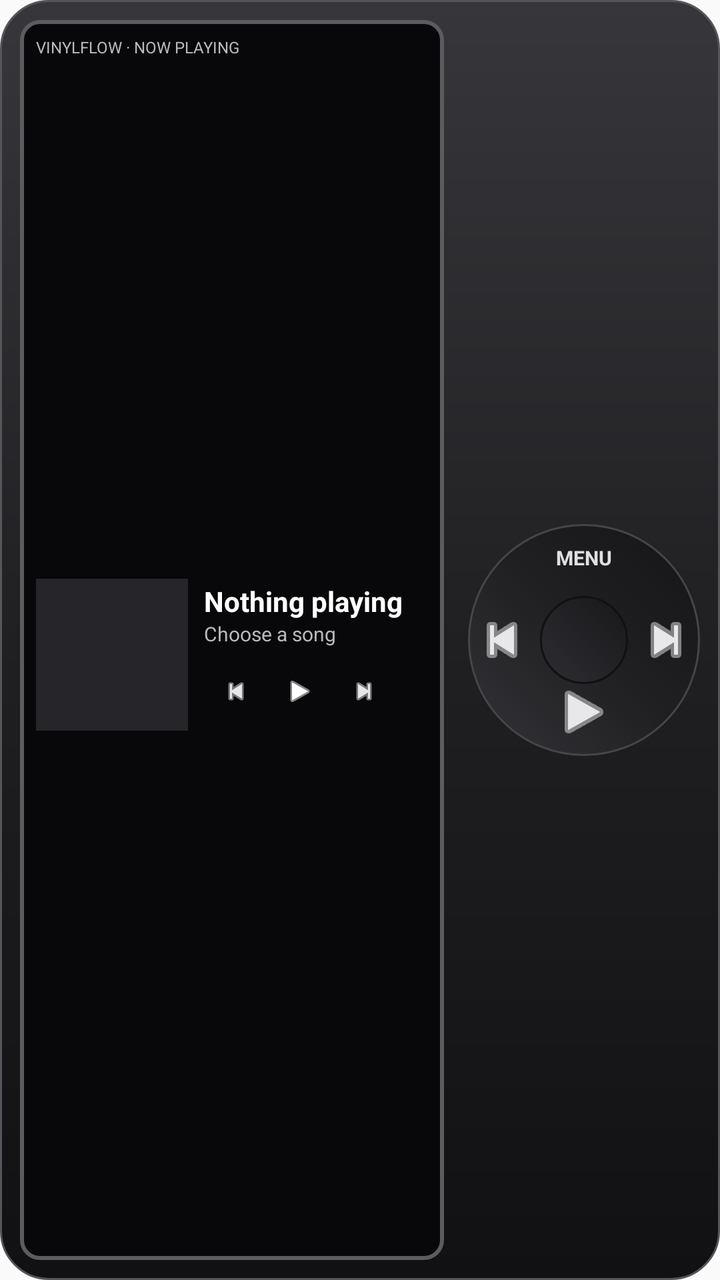
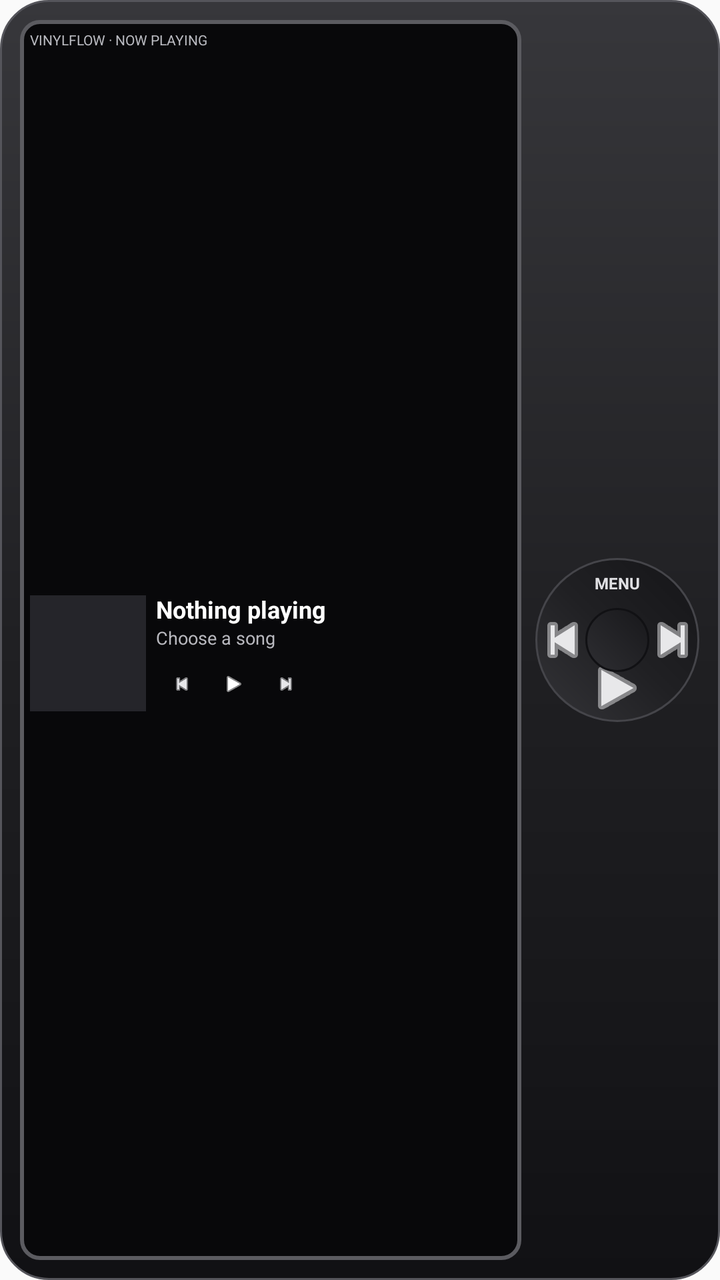

Before-and-after screenshots of an Android layout around one commit, followed by the original layout XML and the change that was made.
<!-- AndroidManifest.xml: application theme Theme.VinylFlow -->
<!-- res/layout/widget_vinyl_ipod.xml -->
<?xml version="1.0" encoding="utf-8"?>
<FrameLayout xmlns:android="http://schemas.android.com/apk/res/android"
    android:id="@+id/widget_root" android:layout_width="match_parent" android:layout_height="match_parent"
    android:background="@drawable/widget_ipod_body" android:padding="10dp">
    <LinearLayout android:layout_width="match_parent" android:layout_height="match_parent" android:orientation="horizontal" android:gravity="center_vertical">
        <LinearLayout android:layout_width="0dp" android:layout_height="match_parent" android:layout_weight="1.45" android:background="@drawable/widget_ipod_screen" android:padding="8dp" android:orientation="vertical">
            <TextView android:id="@+id/widget_source" android:layout_width="match_parent" android:layout_height="wrap_content" android:text="VINYLFLOW · NOW PLAYING" android:textColor="#FFB9BAC0" android:textSize="8sp" android:ellipsize="end" android:maxLines="1" />
            <LinearLayout android:layout_width="match_parent" android:layout_height="0dp" android:layout_weight="1" android:orientation="horizontal" android:gravity="center_vertical" android:paddingTop="4dp">
                <ImageView android:id="@+id/widget_record" android:layout_width="76dp" android:layout_height="76dp" android:scaleType="centerCrop" android:background="#FF25252A" android:contentDescription="Album art" />
                <LinearLayout android:layout_width="0dp" android:layout_height="wrap_content" android:layout_weight="1" android:orientation="vertical" android:paddingStart="8dp">
                    <TextView android:id="@+id/widget_track_title" android:layout_width="match_parent" android:layout_height="wrap_content" android:text="Nothing playing" android:textColor="#FFFFFFFF" android:textSize="14sp" android:textStyle="bold" android:maxLines="1" android:ellipsize="end" />
                    <TextView android:id="@+id/widget_track_artist" android:layout_width="match_parent" android:layout_height="wrap_content" android:text="Choose a song" android:textColor="#FFB8B8BE" android:textSize="10sp" android:maxLines="2" android:ellipsize="end" />
                    <LinearLayout android:layout_width="wrap_content" android:layout_height="36dp" android:layout_marginTop="4dp" android:orientation="horizontal" android:gravity="center_vertical">
                        <ImageView android:layout_width="32dp" android:layout_height="32dp" android:src="@android:drawable/ic_media_previous" android:tint="#FFE7E7EA" android:padding="8dp" android:contentDescription="Previous" />
                        <ImageView android:layout_width="32dp" android:layout_height="32dp" android:src="@android:drawable/ic_media_play" android:tint="#FFFFFFFF" android:padding="8dp" android:contentDescription="Play" />
                        <ImageView android:layout_width="32dp" android:layout_height="32dp" android:src="@android:drawable/ic_media_next" android:tint="#FFE7E7EA" android:padding="8dp" android:contentDescription="Next" />
                    </LinearLayout>
                </LinearLayout>
            </LinearLayout>
        </LinearLayout>
        <FrameLayout android:layout_width="116dp" android:layout_height="116dp" android:layout_marginStart="12dp" android:background="@drawable/widget_ipod_wheel">
            <TextView android:layout_width="wrap_content" android:layout_height="wrap_content" android:layout_gravity="top|center_horizontal" android:layout_marginTop="10dp" android:text="MENU" android:textColor="#FFE0E0E3" android:textSize="10sp" android:textStyle="bold" />
            <ImageButton android:id="@+id/widget_previous" android:layout_width="34dp" android:layout_height="34dp" android:layout_gravity="center_vertical|start" android:background="@android:color/transparent" android:src="@android:drawable/ic_media_previous" android:tint="#FFE8E8EA" android:padding="9dp" android:contentDescription="Previous" />
            <ImageButton android:id="@+id/widget_next" android:layout_width="34dp" android:layout_height="34dp" android:layout_gravity="center_vertical|end" android:background="@android:color/transparent" android:src="@android:drawable/ic_media_next" android:tint="#FFE8E8EA" android:padding="9dp" android:contentDescription="Next" />
            <ImageButton android:id="@+id/widget_play_pause" android:layout_width="38dp" android:layout_height="30dp" android:layout_gravity="bottom|center_horizontal" android:layout_marginBottom="7dp" android:background="@android:color/transparent" android:src="@android:drawable/ic_media_play" android:tint="#FFE8E8EA" android:padding="7dp" android:contentDescription="Play or pause" />
            <ImageView android:layout_width="44dp" android:layout_height="44dp" android:layout_gravity="center" android:background="@drawable/widget_ipod_wheel_center" android:contentDescription="Click wheel center" />
        </FrameLayout>
    </LinearLayout>
</FrameLayout>
<!-- resources referenced by this layout -->
<resources>
  <!-- drawable widget_ipod_body (drawable) -->
  <shape xmlns:android="http://schemas.android.com/apk/res/android" android:shape="rectangle">
      <gradient android:angle="270" android:startColor="#FF37373B" android:centerColor="#FF202023" android:endColor="#FF111114" />
      <corners android:radius="24dp" />
      <stroke android:width="1dp" android:color="#FF55555B" />
      <padding android:left="10dp" android:top="10dp" android:right="10dp" android:bottom="10dp" />
  </shape>
  <!-- drawable widget_ipod_screen (drawable) -->
  <shape xmlns:android="http://schemas.android.com/apk/res/android" android:shape="rectangle">
      <solid android:color="#FF08080A" />
      <corners android:radius="9dp" />
      <stroke android:width="2dp" android:color="#FF5B5B60" />
  </shape>
  <!-- drawable widget_ipod_wheel (drawable) -->
  <shape xmlns:android="http://schemas.android.com/apk/res/android" android:shape="oval">
      <gradient android:angle="45" android:startColor="#FF343438" android:centerColor="#FF202023" android:endColor="#FF151518" />
      <stroke android:width="1dp" android:color="#FF45454A" />
  </shape>
  <!-- drawable widget_ipod_wheel_center (drawable) -->
  <shape xmlns:android="http://schemas.android.com/apk/res/android" android:shape="oval">
      <gradient android:angle="45" android:startColor="#FF2E2E32" android:endColor="#FF18181B" />
      <stroke android:width="1dp" android:color="#FF111114" />
  </shape>
  <style name="Theme.VinylFlow" parent="android:Theme.Material.Light.NoActionBar" />
</resources>

<!-- the commit's change to res/layout/widget_vinyl_ipod.xml (unified diff, before → after) -->
@@ -3,27 +3,27 @@
     android:id="@+id/widget_root" android:layout_width="match_parent" android:layout_height="match_parent"
     android:background="@drawable/widget_ipod_body" android:padding="10dp">
     <LinearLayout android:layout_width="match_parent" android:layout_height="match_parent" android:orientation="horizontal" android:gravity="center_vertical">
-        <LinearLayout android:layout_width="0dp" android:layout_height="match_parent" android:layout_weight="1.45" android:background="@drawable/widget_ipod_screen" android:padding="8dp" android:orientation="vertical">
-            <TextView android:id="@+id/widget_source" android:layout_width="match_parent" android:layout_height="wrap_content" android:text="VINYLFLOW · NOW PLAYING" android:textColor="#FFB9BAC0" android:textSize="8sp" android:ellipsize="end" android:maxLines="1" />
+        <LinearLayout android:layout_width="0dp" android:layout_height="match_parent" android:layout_weight="1.45" android:background="@drawable/widget_ipod_screen" android:padding="5dp" android:orientation="vertical">
+            <TextView android:id="@+id/widget_source" android:layout_width="match_parent" android:layout_height="wrap_content" android:text="VINYLFLOW · NOW PLAYING" android:textColor="#FFB9BAC0" android:textSize="7sp" android:ellipsize="end" android:maxLines="1" />
             <LinearLayout android:layout_width="match_parent" android:layout_height="0dp" android:layout_weight="1" android:orientation="horizontal" android:gravity="center_vertical" android:paddingTop="4dp">
-                <ImageView android:id="@+id/widget_record" android:layout_width="76dp" android:layout_height="76dp" android:scaleType="centerCrop" android:background="#FF25252A" android:contentDescription="Album art" />
-                <LinearLayout android:layout_width="0dp" android:layout_height="wrap_content" android:layout_weight="1" android:orientation="vertical" android:paddingStart="8dp">
-                    <TextView android:id="@+id/widget_track_title" android:layout_width="match_parent" android:layout_height="wrap_content" android:text="Nothing playing" android:textColor="#FFFFFFFF" android:textSize="14sp" android:textStyle="bold" android:maxLines="1" android:ellipsize="end" />
-                    <TextView android:id="@+id/widget_track_artist" android:layout_width="match_parent" android:layout_height="wrap_content" android:text="Choose a song" android:textColor="#FFB8B8BE" android:textSize="10sp" android:maxLines="2" android:ellipsize="end" />
-                    <LinearLayout android:layout_width="wrap_content" android:layout_height="36dp" android:layout_marginTop="4dp" android:orientation="horizontal" android:gravity="center_vertical">
-                        <ImageView android:layout_width="32dp" android:layout_height="32dp" android:src="@android:drawable/ic_media_previous" android:tint="#FFE7E7EA" android:padding="8dp" android:contentDescription="Previous" />
-                        <ImageView android:layout_width="32dp" android:layout_height="32dp" android:src="@android:drawable/ic_media_play" android:tint="#FFFFFFFF" android:padding="8dp" android:contentDescription="Play" />
-                        <ImageView android:layout_width="32dp" android:layout_height="32dp" android:src="@android:drawable/ic_media_next" android:tint="#FFE7E7EA" android:padding="8dp" android:contentDescription="Next" />
+                <ImageView android:id="@+id/widget_record" android:layout_width="58dp" android:layout_height="58dp" android:scaleType="centerCrop" android:background="#FF25252A" android:contentDescription="Album art" />
+                <LinearLayout android:layout_width="0dp" android:layout_height="wrap_content" android:layout_weight="1" android:orientation="vertical" android:paddingStart="5dp">
+                    <TextView android:id="@+id/widget_track_title" android:layout_width="match_parent" android:layout_height="wrap_content" android:text="Nothing playing" android:textColor="#FFFFFFFF" android:textSize="12sp" android:textStyle="bold" android:maxLines="1" android:ellipsize="end" />
+                    <TextView android:id="@+id/widget_track_artist" android:layout_width="match_parent" android:layout_height="wrap_content" android:text="Choose a song" android:textColor="#FFB8B8BE" android:textSize="9sp" android:maxLines="1" android:ellipsize="end" />
+                    <LinearLayout android:layout_width="wrap_content" android:layout_height="30dp" android:layout_marginTop="2dp" android:orientation="horizontal" android:gravity="center_vertical">
+                        <ImageView android:layout_width="26dp" android:layout_height="28dp" android:src="@android:drawable/ic_media_previous" android:tint="#FFE7E7EA" android:padding="7dp" android:contentDescription="Previous" />
+                        <ImageView android:layout_width="26dp" android:layout_height="28dp" android:src="@android:drawable/ic_media_play" android:tint="#FFFFFFFF" android:padding="7dp" android:contentDescription="Play" />
+                        <ImageView android:layout_width="26dp" android:layout_height="28dp" android:src="@android:drawable/ic_media_next" android:tint="#FFE7E7EA" android:padding="7dp" android:contentDescription="Next" />
                     </LinearLayout>
                 </LinearLayout>
             </LinearLayout>
         </LinearLayout>
-        <FrameLayout android:layout_width="116dp" android:layout_height="116dp" android:layout_marginStart="12dp" android:background="@drawable/widget_ipod_wheel">
-            <TextView android:layout_width="wrap_content" android:layout_height="wrap_content" android:layout_gravity="top|center_horizontal" android:layout_marginTop="10dp" android:text="MENU" android:textColor="#FFE0E0E3" android:textSize="10sp" android:textStyle="bold" />
-            <ImageButton android:id="@+id/widget_previous" android:layout_width="34dp" android:layout_height="34dp" android:layout_gravity="center_vertical|start" android:background="@android:color/transparent" android:src="@android:drawable/ic_media_previous" android:tint="#FFE8E8EA" android:padding="9dp" android:contentDescription="Previous" />
-            <ImageButton android:id="@+id/widget_next" android:layout_width="34dp" android:layout_height="34dp" android:layout_gravity="center_vertical|end" android:background="@android:color/transparent" android:src="@android:drawable/ic_media_next" android:tint="#FFE8E8EA" android:padding="9dp" android:contentDescription="Next" />
-            <ImageButton android:id="@+id/widget_play_pause" android:layout_width="38dp" android:layout_height="30dp" android:layout_gravity="bottom|center_horizontal" android:layout_marginBottom="7dp" android:background="@android:color/transparent" android:src="@android:drawable/ic_media_play" android:tint="#FFE8E8EA" android:padding="7dp" android:contentDescription="Play or pause" />
-            <ImageView android:layout_width="44dp" android:layout_height="44dp" android:layout_gravity="center" android:background="@drawable/widget_ipod_wheel_center" android:contentDescription="Click wheel center" />
+        <FrameLayout android:layout_width="82dp" android:layout_height="82dp" android:layout_marginStart="7dp" android:background="@drawable/widget_ipod_wheel">
+            <TextView android:layout_width="wrap_content" android:layout_height="wrap_content" android:layout_gravity="top|center_horizontal" android:layout_marginTop="7dp" android:text="MENU" android:textColor="#FFE0E0E3" android:textSize="8sp" android:textStyle="bold" />
+            <ImageButton android:id="@+id/widget_previous" android:layout_width="27dp" android:layout_height="27dp" android:layout_gravity="center_vertical|start" android:background="@android:color/transparent" android:src="@android:drawable/ic_media_previous" android:tint="#FFE8E8EA" android:padding="8dp" android:contentDescription="Previous" />
+            <ImageButton android:id="@+id/widget_next" android:layout_width="27dp" android:layout_height="27dp" android:layout_gravity="center_vertical|end" android:background="@android:color/transparent" android:src="@android:drawable/ic_media_next" android:tint="#FFE8E8EA" android:padding="8dp" android:contentDescription="Next" />
+            <ImageButton android:id="@+id/widget_play_pause" android:layout_width="32dp" android:layout_height="26dp" android:layout_gravity="bottom|center_horizontal" android:layout_marginBottom="4dp" android:background="@android:color/transparent" android:src="@android:drawable/ic_media_play" android:tint="#FFE8E8EA" android:padding="6dp" android:contentDescription="Play or pause" />
+            <ImageView android:layout_width="32dp" android:layout_height="32dp" android:layout_gravity="center" android:background="@drawable/widget_ipod_wheel_center" android:contentDescription="Click wheel center" />
         </FrameLayout>
     </LinearLayout>
 </FrameLayout>
